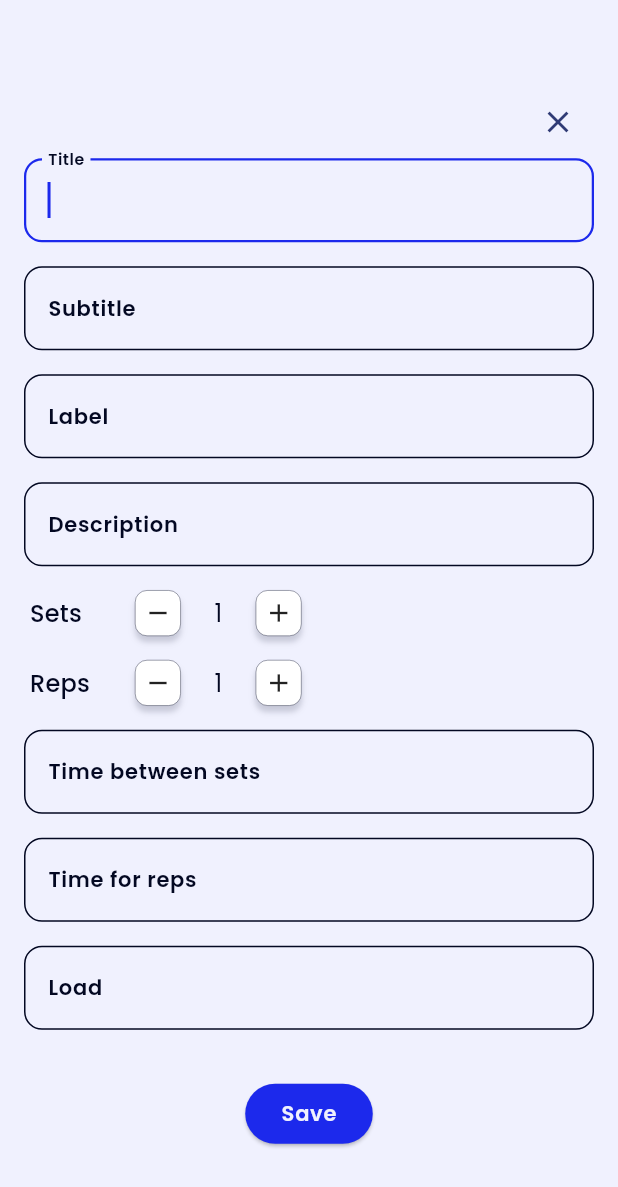
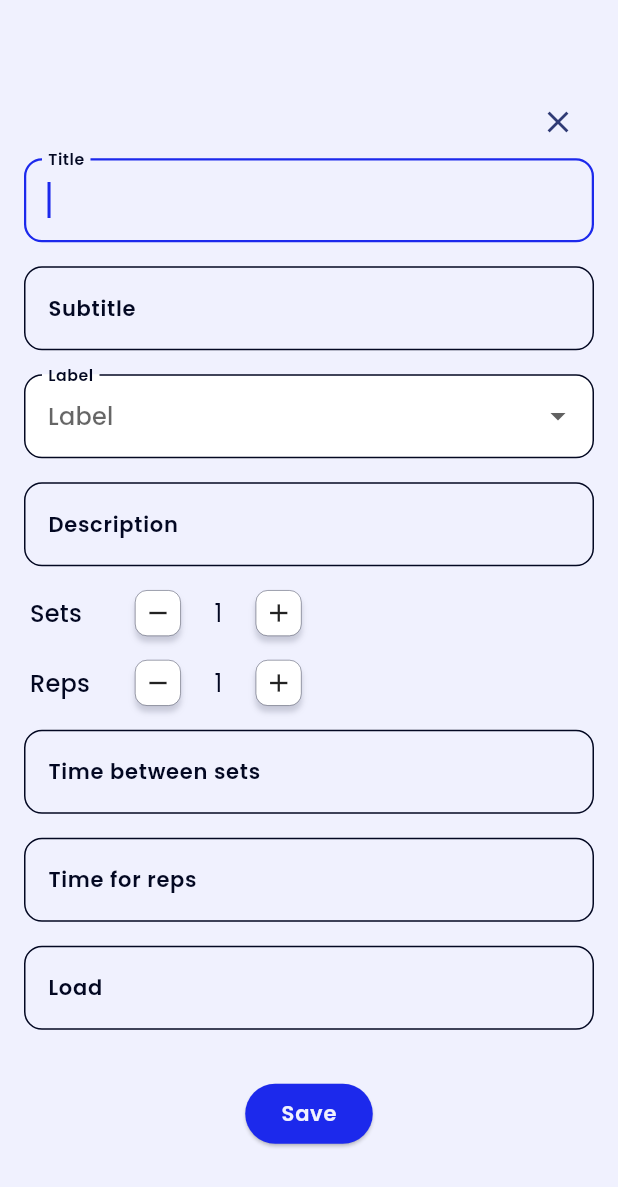
Before and after one commit to mschuhmacher/training_schedule_app, a Flutter app: the AddExerciseModalSheet widget shown alone on an empty page, opened directly, on a phone screen of 412 x 824 dp. Shown: the top 1187 px of the screen. Run offline on Flutter 3.47's test engine with Material 3 defaults, Android fonts, the phone set to English and light mode, and no system bars; our stand-ins replace table_calendar.

Commit message:
labeldropdownmenu to add exercise modal sheet

```diff
--- a/lib/presentation/widgets/add_exercise_modal_sheet.dart
+++ b/lib/presentation/widgets/add_exercise_modal_sheet.dart
@@ -2,6 +2,7 @@ import 'package:flutter/material.dart';
 import 'package:flutter/services.dart';
 import 'package:provider/provider.dart';
 import 'package:training_schedule_app/models/exercise.dart';
+import 'package:training_schedule_app/presentation/widgets/label_dropdownbutton.dart';
 import 'package:training_schedule_app/presentation/widgets/my_arrow_button.dart';
 import 'package:training_schedule_app/providers/preset_provider.dart';
 import 'package:training_schedule_app/themes/app_text_styles.dart';
@@ -66,13 +67,21 @@ class _AddExerciseModalSheetState extends State<AddExerciseModalSheet> {
                       ),
                     ),
                     SizedBox(height: 16),
-                    TextFormField(
-                      controller: _labelController,
-                      autofocus: true,
-                      decoration: const InputDecoration(
-                        labelText: 'Label',
-                        border: OutlineInputBorder(),
-                      ),
+                    MyLabelDropdownButton(
+                      value:
+                          _labelController.text.isNotEmpty
+                              ? _labelController.text
+                              : null,
+                      onChanged: (value) {
+                        setState(() {
+                          _labelController.text = value ?? '';
+                        });
+                      },
+                      validator:
+                          (value) =>
+                              value == null || value.isEmpty
+                                  ? 'Please select a label'
+                                  : null,
                     ),
                     SizedBox(height: 16),
                     TextFormField(
```
